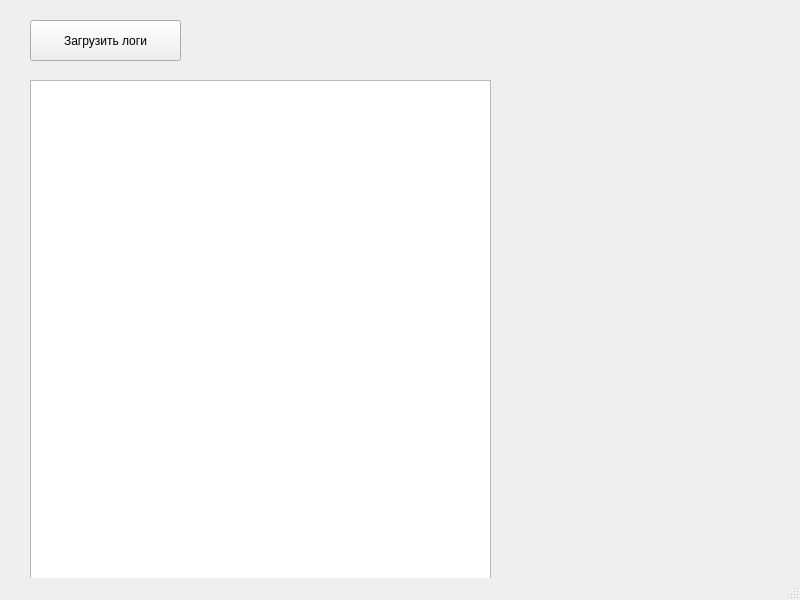
Old version of the form meteo2/mainwindow.ui in the repository novikovka/meteorological-complex.
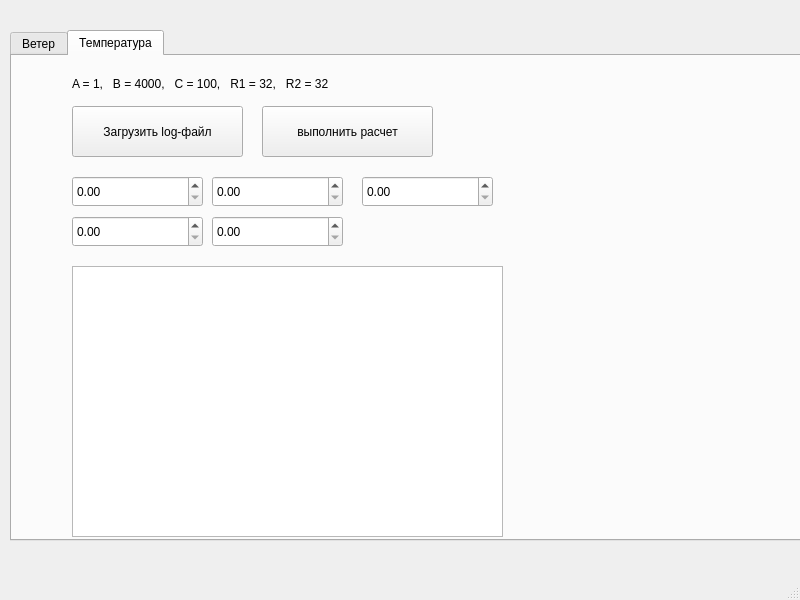
New version of the form.

What changed in the file:
```diff
--- a/meteo2/mainwindow.ui
+++ b/meteo2/mainwindow.ui
@@ -14,28 +14,165 @@
    <string>MainWindow</string>
   </property>
   <widget class="QWidget" name="centralwidget">
-   <widget class="QListWidget" name="listWidgetX">
+   <widget class="QTabWidget" name="tabWidget">
     <property name="geometry">
      <rect>
-      <x>30</x>
-      <y>80</y>
-      <width>461</width>
-      <height>531</height>
+      <x>10</x>
+      <y>30</y>
+      <width>791</width>
+      <height>511</height>
      </rect>
     </property>
-   </widget>
-   <widget class="QPushButton" name="pushButtonLoad">
-    <property name="geometry">
-     <rect>
-      <x>30</x>
-      <y>20</y>
-      <width>151</width>
-      <height>41</height>
-     </rect>
+    <property name="currentIndex">
+     <number>1</number>
     </property>
-    <property name="text">
-     <string>Загрузить логи</string>
-    </property>
+    <widget class="QWidget" name="tab">
+     <attribute name="title">
+      <string>Ветер</string>
+     </attribute>
+     <widget class="QPushButton" name="pushButtonLoad">
+      <property name="geometry">
+       <rect>
+        <x>40</x>
+        <y>40</y>
+        <width>171</width>
+        <height>51</height>
+       </rect>
+      </property>
+      <property name="text">
+       <string>загрузить лог-файл</string>
+      </property>
+     </widget>
+     <widget class="QListWidget" name="listWidgetX">
+      <property name="geometry">
+       <rect>
+        <x>40</x>
+        <y>100</y>
+        <width>401</width>
+        <height>461</height>
+       </rect>
+      </property>
+     </widget>
+    </widget>
+    <widget class="QWidget" name="tab_2">
+     <attribute name="title">
+      <string>Температура</string>
+     </attribute>
+     <widget class="QPushButton" name="pushButtonLoadTempLog">
+      <property name="geometry">
+       <rect>
+        <x>60</x>
+        <y>50</y>
+        <width>171</width>
+        <height>51</height>
+       </rect>
+      </property>
+      <property name="text">
+       <string>Загрузить log-файл</string>
+      </property>
+     </widget>
+     <widget class="QDoubleSpinBox" name="doubleSpinBoxA">
+      <property name="geometry">
+       <rect>
+        <x>60</x>
+        <y>120</y>
+        <width>131</width>
+        <height>31</height>
+       </rect>
+      </property>
+      <property name="maximum">
+       <double>100000.000000000000000</double>
+      </property>
+     </widget>
+     <widget class="QDoubleSpinBox" name="doubleSpinBoxB">
+      <property name="geometry">
+       <rect>
+        <x>200</x>
+        <y>120</y>
+        <width>131</width>
+        <height>31</height>
+       </rect>
+      </property>
+      <property name="maximum">
+       <double>100000.000000000000000</double>
+      </property>
+     </widget>
+     <widget class="QDoubleSpinBox" name="doubleSpinBoxC">
+      <property name="geometry">
+       <rect>
+        <x>350</x>
+        <y>120</y>
+        <width>131</width>
+        <height>31</height>
+       </rect>
+      </property>
+      <property name="maximum">
+       <double>100000.000000000000000</double>
+      </property>
+     </widget>
+     <widget class="QDoubleSpinBox" name="doubleSpinBoxR1">
+      <property name="geometry">
+       <rect>
+        <x>60</x>
+        <y>160</y>
+        <width>131</width>
+        <height>31</height>
+       </rect>
+      </property>
+      <property name="maximum">
+       <double>100000.000000000000000</double>
+      </property>
+     </widget>
+     <widget class="QDoubleSpinBox" name="doubleSpinBoxR2">
+      <property name="geometry">
+       <rect>
+        <x>200</x>
+        <y>160</y>
+        <width>131</width>
+        <height>31</height>
+       </rect>
+      </property>
+      <property name="maximum">
+       <double>100000.000000000000000</double>
+      </property>
+     </widget>
+     <widget class="QPushButton" name="pushButtonCalculateTemp">
+      <property name="geometry">
+       <rect>
+        <x>250</x>
+        <y>50</y>
+        <width>171</width>
+        <height>51</height>
+       </rect>
+      </property>
+      <property name="text">
+       <string>выполнить расчет</string>
+      </property>
+     </widget>
+     <widget class="QTextEdit" name="textEditTempResult">
+      <property name="geometry">
+       <rect>
+        <x>60</x>
+        <y>210</y>
+        <width>431</width>
+        <height>271</height>
+       </rect>
+      </property>
+     </widget>
+     <widget class="QLabel" name="label">
+      <property name="geometry">
+       <rect>
+        <x>60</x>
+        <y>20</y>
+        <width>561</width>
+        <height>16</height>
+       </rect>
+      </property>
+      <property name="text">
+       <string>A = 1,   B = 4000,   C = 100,   R1 = 32,   R2 = 32</string>
+      </property>
+     </widget>
+    </widget>
    </widget>
   </widget>
   <widget class="QMenuBar" name="menubar">
```
Left out of the diff: 15 changed lines with no effect on the pictures.
